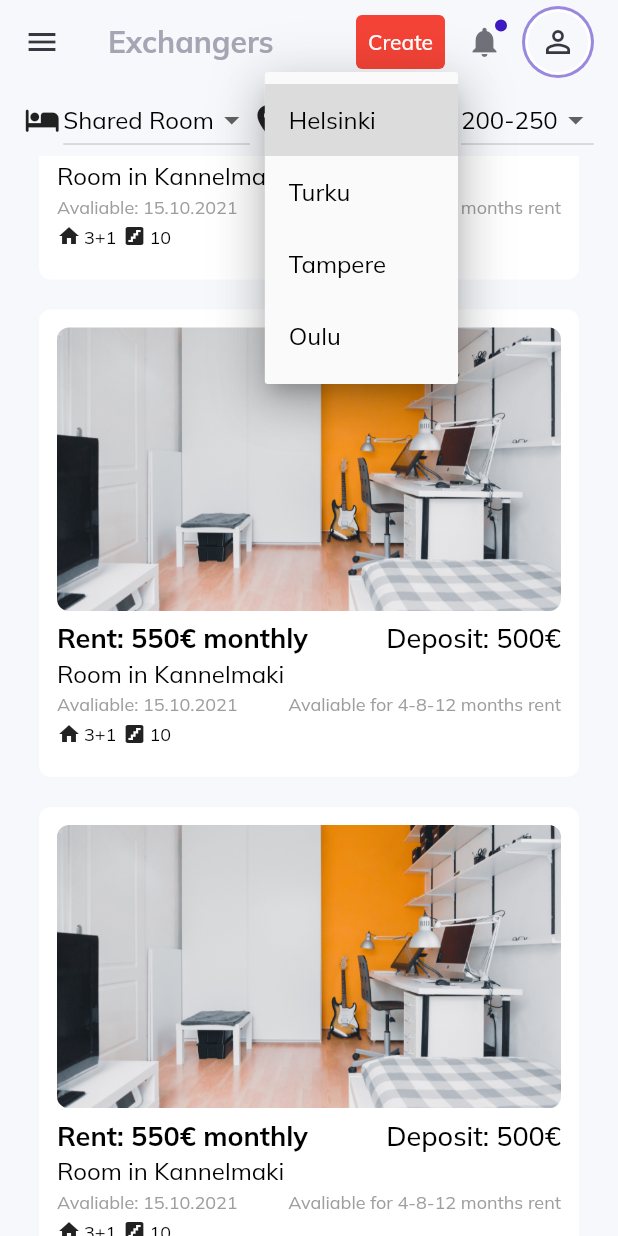
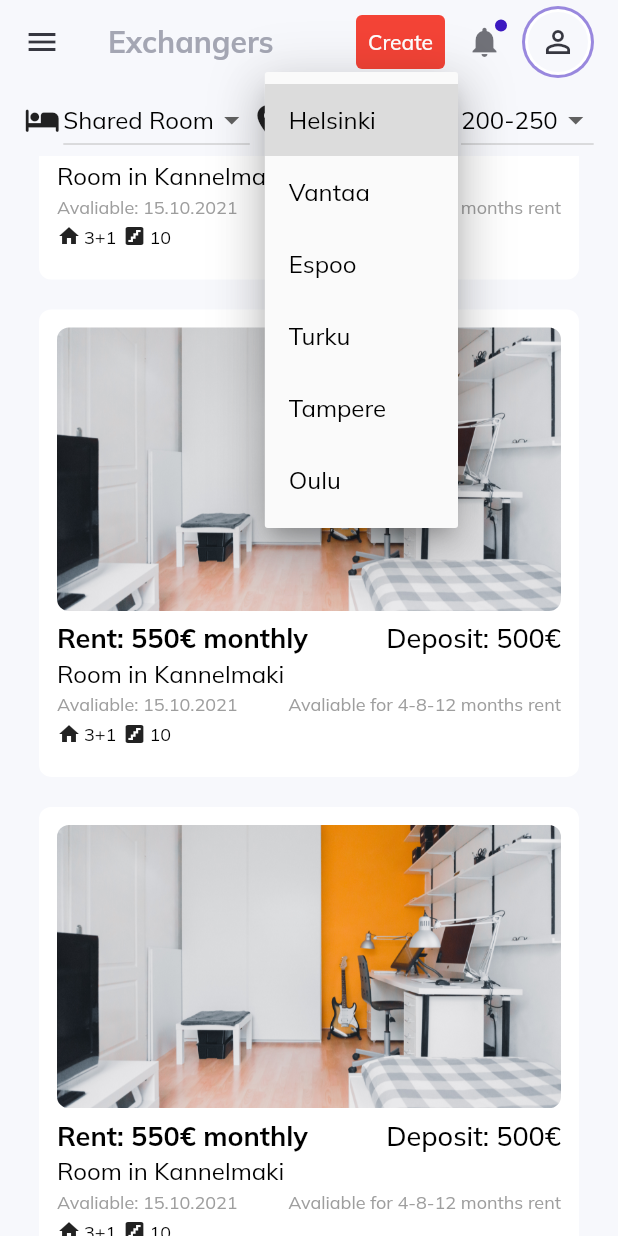
Before and after one commit to utkudenis/Exchangers-prototype-FlutterResponsiveWeb-, a Flutter app: the screen it shows after launch, scrolled down 576 dp, after a tap on "Helsinki", on a phone screen of 412 x 824 dp. Run offline on Flutter 3.47's test engine with Material 2 defaults, Android fonts, the phone set to English and light mode, and no system bars; our stand-ins replace dotted_border, get, google_fonts; missing offline and left inert: assorted_layout_widgets.

Commit message:
new cities and refacotr on ad detail

```diff
--- a/lib/constants/style.dart
+++ b/lib/constants/style.dart
@@ -1,5 +1,6 @@
 import 'package:flutter/material.dart';
 
+Color mainColor = Color(0xFFFE591F);
 Color light = Color(0xFFF7F8FC);
 Color lightGrey = Color(0xFFA4A6B3);
 Color dark = Color(0xFF363740);
--- a/lib/pages/overview/widgets/filters_general.dart
+++ b/lib/pages/overview/widgets/filters_general.dart
@@ -83,7 +83,7 @@ class _FiltersGeneralState extends State<FiltersGeneral> {
                     dropdownValueCity = newValue;
                   });
                 },
-                items: <String>['Helsinki', 'Turku', 'Tampere', 'Oulu'].map<DropdownMenuItem<String>>((String value) {
+                items: <String>['Helsinki', 'Vantaa', 'Espoo', 'Turku', 'Tampere', 'Oulu'].map<DropdownMenuItem<String>>((String value) {
                   return DropdownMenuItem<String>(
                     value: value,
                     child: Text(value),
--- a/lib/pages/overview/widgets/filters_mobile.dart
+++ b/lib/pages/overview/widgets/filters_mobile.dart
@@ -60,7 +60,7 @@ class _FiltersMobileState extends State<FiltersMobile> {
                     dropdownValueCity = newValue;
                   });
                 },
-                items: <String>['Helsinki', 'Turku', 'Tampere', 'Oulu'].map<DropdownMenuItem<String>>((String value) {
+                items: <String>['Helsinki', 'Vantaa', 'Espoo', 'Turku', 'Tampere', 'Oulu'].map<DropdownMenuItem<String>>((String value) {
                   return DropdownMenuItem<String>(
                     value: value,
                     child: Text(value),
```
Also changed, not shown: lib/pages/ads/main_widgets/vertical_home_properties.dart (+4 -4 lines), 1 other file.
